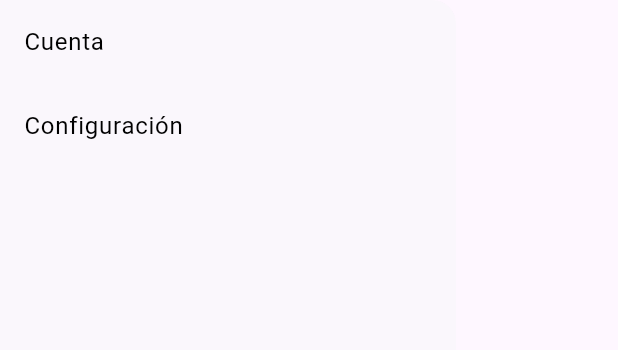
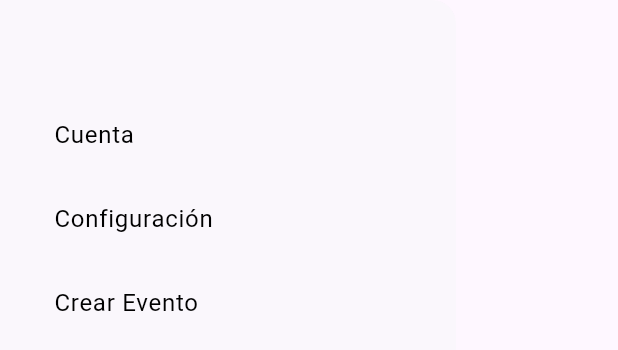
Before and after one commit to herrtiago/eventapp, a Flutter app: what buildDrawer() shows on an empty page, opened directly, on a phone screen of 412 x 824 dp. Shown: the top 350 px of the screen. Run offline on Flutter 3.47's test engine with Material 3 defaults, Android fonts, the phone set to English and light mode, and no system bars; our stand-ins replace google_fonts, image_picker, shared_preferences; accounts and stored records are empty; network calls fail.

Commit message:
event_card

```diff
--- a/frontend_eventapp/lib/crear_evento.dart
+++ b/frontend_eventapp/lib/crear_evento.dart
@@ -344,8 +344,6 @@ class _CrearEventoViewState extends State<CrearEventoView> {
                           final SharedPreferences prefs = await _prefs;
                           final token = prefs.getString('token');
 
-                          print(token);
-
                           final request = http.MultipartRequest('POST', Uri.parse('http://20.163.25.147:8000/newpost'));
                           request.headers['Authorization'] = 'Bearer $token';
                           // print(request.headers['Authorization']);
--- a/frontend_eventapp/lib/login_page.dart
+++ b/frontend_eventapp/lib/login_page.dart
@@ -125,7 +125,7 @@ class LoginPage extends StatelessWidget {
                     await prefs.setString('token', json_data['access_token']);
                     Navigator.push(
                       context,
-                      MaterialPageRoute(builder: (context) => const Sesion()),
+                      MaterialPageRoute(builder: (context) =>  HomePage()),
                     );
                   }
                 },
--- a/frontend_eventapp/lib/main.dart
+++ b/frontend_eventapp/lib/main.dart
@@ -6,6 +6,8 @@ import 'lobby.dart';
 import 'login_page.dart';
 import 'policies.dart';
 import 'signin_page.dart';
+import 'package:google_fonts/google_fonts.dart';
+
 
 void main() {
   runApp(const MyApp());
@@ -17,13 +19,13 @@ class MyApp extends StatelessWidget {
   @override
   Widget build(BuildContext context) {
     return MaterialApp(
-      home: HomePage(),
+      home: LobbyPage(),
       routes: {
         '/home': (context) =>  HomePage(),
         '/login': (context) =>  LoginPage(),
         //'/signin': (context) =>  SigninPage(),
         '/policies':(context) => PoliciessPage(),
-        //'/lobby': (context) => const LobbyPage(),
+        //'/event_page': (context) => (),
         '/crear_evento': (context) => CrearEventoView(),
       },
     );
--- a/frontend_eventapp/lib/top_bar.dart
+++ b/frontend_eventapp/lib/top_bar.dart
@@ -43,23 +43,42 @@ class TopBarView extends StatelessWidget implements PreferredSizeWidget {
           padding: EdgeInsets.zero,
           children: [
             ListTile(
-              title: Text(
-                'Cuenta',
-                style: TextStyle(color: const Color.fromARGB(255, 0, 0, 0)),
+              title: Padding(
+                padding: const EdgeInsets.only(top: 70, left: 20), // Padding superior
+                child: Text(
+                  'Cuenta',
+                  style: TextStyle(color: const Color.fromARGB(255, 0, 0, 0)),
+                ),
               ),
               onTap: () {
                 Navigator.pop(context);
-                Navigator.pushNamed(context, '/cuenta'); // Navega a la ruta de la cuenta
+                Navigator.pushNamed(context, '/cuenta');
               },
             ),
             ListTile(
-              title: Text(
-                'Configuración',
-                style: TextStyle(color: const Color.fromARGB(255, 0, 0, 0)),
+              title: Padding(
+                padding: const EdgeInsets.only(top: 16.0, left: 20), // Padding superior
+                child: Text(
+                  'Configuración',
+                  style: TextStyle(color: const Color.fromARGB(255, 0, 0, 0)),
+                ),
               ),
               onTap: () {
                 Navigator.pop(context);
-                Navigator.pushNamed(context, '/configuracion'); // Navega a la ruta de configuración
+                Navigator.pushNamed(context, '/configuracion');
+              },
+            ),
+            ListTile(
+              title: Padding(
+                padding: const EdgeInsets.only(top: 16.0, left: 20), // Padding superior
+                child: Text(
+                  'Crear Evento',
+                  style: TextStyle(color: const Color.fromARGB(255, 0, 0, 0)),
+                ),
+              ),
+              onTap: () {
+                Navigator.pop(context);
+                Navigator.pushNamed(context, '/crear_evento');
               },
             ),
           ],
```
Also changed, not shown: frontend_eventapp/lib/bottom_bar.dart (+5 -3 lines), frontend_eventapp/lib/event_card.dart (+54 -30 lines), frontend_eventapp/lib/home.dart (+11 -3 lines), frontend_eventapp/lib/search_view.dart (added, +33 -0 lines), frontend_eventapp/lib/event_page.dart (added).
